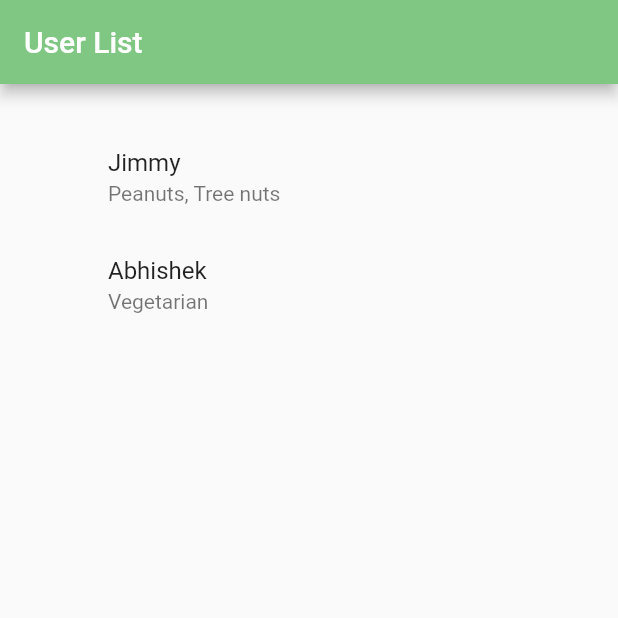
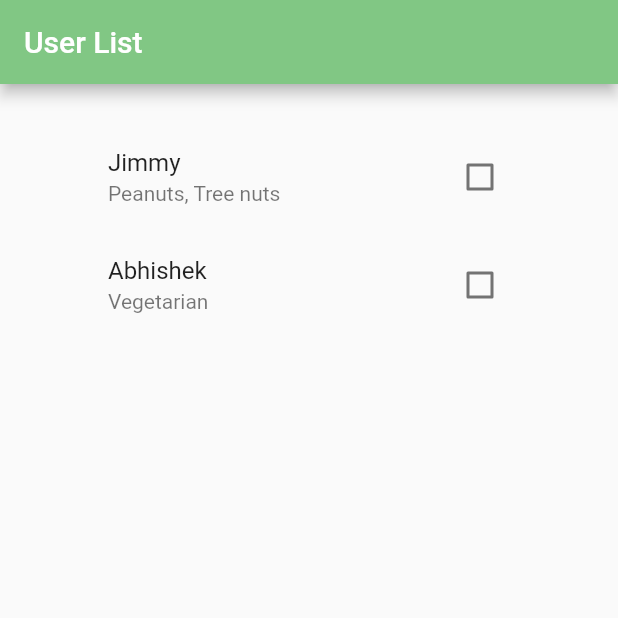
Before and after one commit to AbhishekVangipuram/ez_eats, a Flutter app: the screen it shows after launch, on a phone screen of 412 x 824 dp, the top half of it. Run offline on Flutter 3.47's test engine with Material 2 defaults, Android fonts, the phone set to English and light mode, and no system bars.

Commit message:
added scuffed checbox to user list

```diff
--- a/lib/screens/user_list_screen.dart
+++ b/lib/screens/user_list_screen.dart
@@ -107,6 +107,8 @@ class _UserListScreenState extends State<UserListScreen>{
     readJson();
   }
 
+  List userChecks = [false, false, false];
+
   @override
   Widget build(BuildContext context) {
     // print("before writing to json");
@@ -151,8 +153,8 @@ class _UserListScreenState extends State<UserListScreen>{
               child: ListView(
               padding: const EdgeInsets.all(16),
               children: [
-                for(var user in users_)
-                  _userTile(user['name'], user['restrictions'])
+                for(var i = 0; i<users_.length; i++)
+                  _userTile(users_[i]['name'], users_[i]['restrictions'], i)
                 ]
               ),
             ),
@@ -170,9 +172,17 @@ class _UserListScreenState extends State<UserListScreen>{
     );
   }
 
-  Widget _userTile(String name, List restrictions) {
+  Widget _userTile(String name, List restrictions, int idx) {
     String rStr = restrictions.fold("",(prev, element) => '$prev, $element').substring(2);
-    return ListTile(title:  Text(name), subtitle:  Text(rStr), onTap: null,);
+    return CheckboxListTile(
+      title:  Text(name), subtitle:  Text(rStr),
+      value: userChecks[idx],
+      onChanged: (value) {
+        setState(() {
+          userChecks[idx] = value!;
+        });
+      }
+    );
   }
 
   Widget _addUserButton(BuildContext context) {
```
